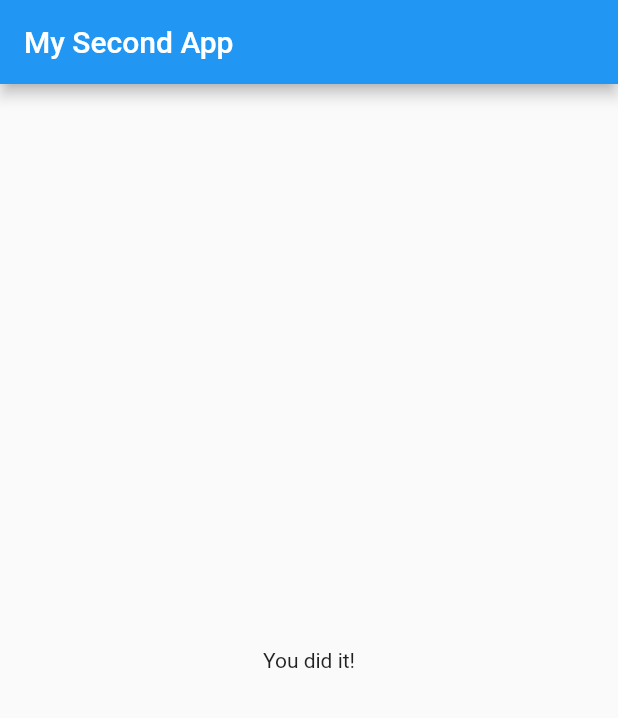
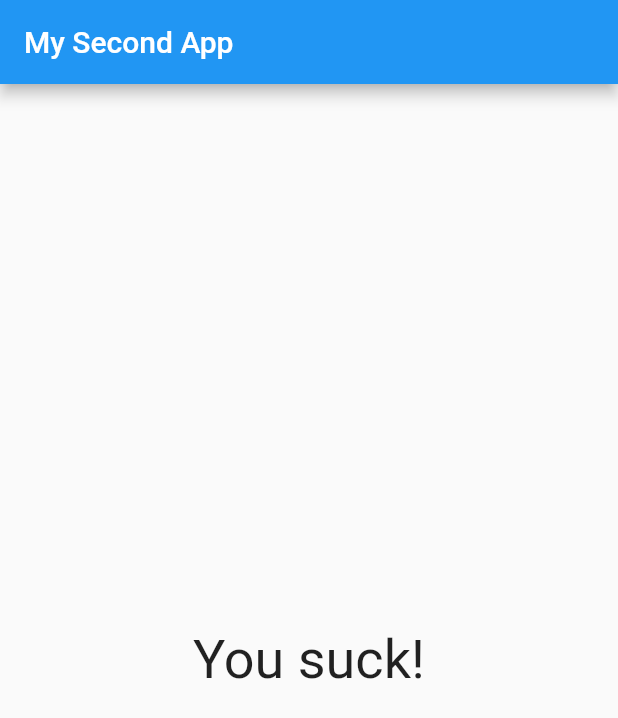
Before and after one commit to sat2493/FlutterApp, a Flutter app: the screen it shows after launch, after a tap on "Black", after a tap on "Giraffe", after a tap on "D Savage", on a phone screen of 412 x 824 dp. Shown: the top 718 px of the screen. Run offline on Flutter 3.47's test engine with Material 2 defaults, Android fonts, the phone set to English and light mode, and no system bars; statements that could not run were skipped.

Commit message:
Customize personality results

```diff
--- a/developments/second_app/lib/main.dart
+++ b/developments/second_app/lib/main.dart
@@ -74,7 +74,7 @@ class _MyAppState extends State<MyApp> {
               questionIndex: _questionIndex,
               questions: _questions
             )
-            : Result(),
+            : Result(_totalScore),
             ),
       ),
     );
--- a/developments/second_app/lib/result.dart
+++ b/developments/second_app/lib/result.dart
@@ -1,10 +1,35 @@
 import 'package:flutter/material.dart';
 
 class Result extends StatelessWidget {
+  final int resultScore;
+
+  Result(this.resultScore);
+
+  String get resultPhrase {
+    var resultText = 'You did it!';
+    if (resultScore <= 8) {
+      resultText = 'You are awesome and innocent!';
+    } else if (resultScore <= 12) {
+      resultText = 'Pretty likeable!';
+    } else if (resultScore <= 16) {
+      resultText = 'You are ... strange?!';
+    } else {
+      resultText = 'You suck!';
+    }
+    return resultText;
+  }
+
   @override
   Widget build(BuildContext context) {
     return Center(
-      child: Text('You did it!'),
+      child: Text(
+        resultPhrase,
+        style: TextStyle(
+            fontSize: 36,
+            fontWeight: FontWeight.bold
+        textAlign: TextAlign.center,
+        ),
+      ),
     );
   }
 }
```
